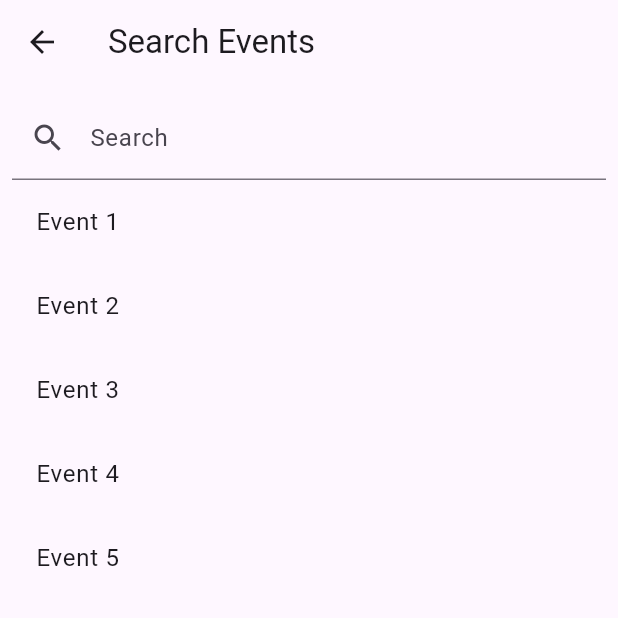
After one commit to srames50/UWB-events-consolidator, a Flutter app: the EventSearchPage screen opened directly, on a phone screen of 412 x 824 dp, the top half of it. The commit adds this screen. Run offline on Flutter 3.47's test engine with Material 3 defaults, Android fonts, the phone set to English and light mode, and no system bars; our stand-ins replace table_calendar; network calls fail.

Commit message:
Drawer component-ized and added search bar and updated calendar page

```diff
--- a/frontend/lib/pages/calendar.dart
+++ b/frontend/lib/pages/calendar.dart
@@ -1,6 +1,7 @@
 import 'package:flutter/material.dart';
 import 'package:frontend/components/drawer.dart';
 import 'package:table_calendar/table_calendar.dart';
+import './event.dart';
 import 'package:intl/intl.dart';
 
 class CalendarPage extends StatefulWidget {
--- /dev/null
+++ b/frontend/lib/pages/eventsearch.dart
@@ -0,0 +1,79 @@
+import 'package:flutter/material.dart';
+import 'package:frontend/pages/event.dart'; // Import EventPage here
+
+class EventSearchPage extends StatefulWidget {
+  @override
+  _EventSearchPageState createState() => _EventSearchPageState();
+}
+
+class _EventSearchPageState extends State<EventSearchPage> {
+  final TextEditingController _searchController = TextEditingController();
+  List<String> _allEvents = [
+    'Event 1',
+    'Event 2',
+    'Event 3',
+    'Event 4',
+    'Event 5'
+  ];
+  List<String> _filteredEvents = [];
+
+  @override
+  void initState() {
+    super.initState();
+    _filteredEvents = _allEvents;
+  }
+
+  void _filterEvents(String query) {
+    List<String> filtered = _allEvents
+        .where((event) => event.toLowerCase().contains(query.toLowerCase()))
+        .toList();
+    setState(() {
+      _filteredEvents = filtered;
+    });
+  }
+
+  @override
+  Widget build(BuildContext context) {
+    return Scaffold(
+      appBar: AppBar(
+        title: Text('Search Events'),
+      ),
+      body: Padding(
+        padding: const EdgeInsets.all(8.0),
+        child: Column(
+          children: <Widget>[
+            TextField(
+              controller: _searchController,
+              decoration: InputDecoration(
+                labelText: 'Search',
+                prefixIcon: Icon(Icons.search),
+              ),
+              onChanged: _filterEvents,
+            ),
+            Expanded(
+              child: ListView.builder(
+                itemCount: _filteredEvents.length,
+                itemBuilder: (context, index) {
+                  return ListTile(
+                    title: Text(_filteredEvents[index]),
+                    onTap: () {
+                      Navigator.push(
+                        context,
+                        MaterialPageRoute(
+                          builder: (context) => EventPage(
+                            title: _filteredEvents[index],
+                            image: 'https://example.com/image_url', // Replace with actual image URL
+                          ),
+                        ),
+                      );
+                    },
+                  );
+                },
+              ),
+            ),
+          ],
+        ),
+      ),
+    );
+  }
+}
--- a/frontend/lib/pages/home.dart
+++ b/frontend/lib/pages/home.dart
@@ -2,6 +2,7 @@
 import 'package:flutter/material.dart';
 import '../components/drawer.dart';
 import './event.dart';
+import './eventsearch.dart';
 
 // Must use links for images rather than assets - makes loading from DB a lot easier and seamless
 class HomePage extends StatelessWidget {
```
